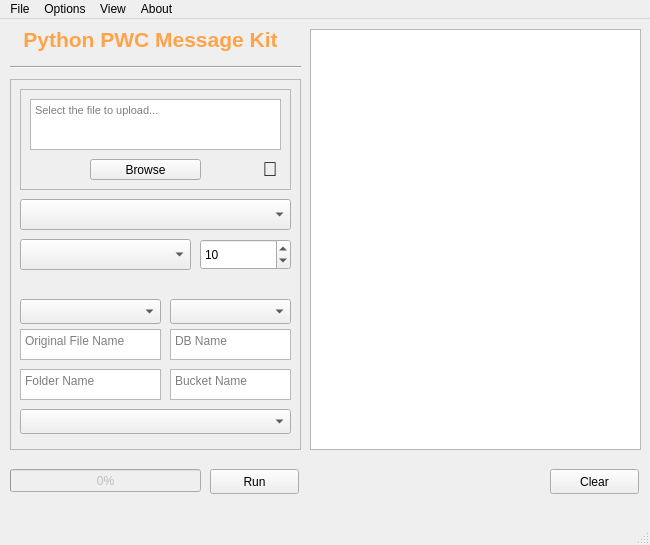
Above: resources/main_window.ui from ctadel/python-pwc-messsage-kit before the change. Below: the same form after it.
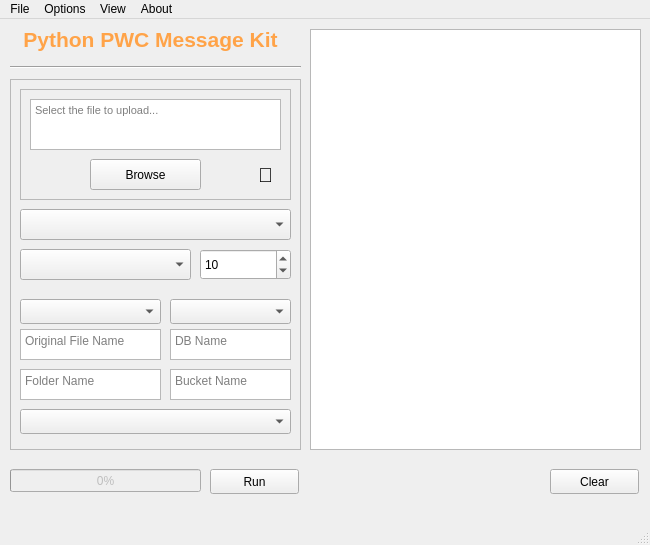
That is the form after the change.

Patch:
```diff
--- a/resources/main_window.ui
+++ b/resources/main_window.ui
@@ -90,7 +90,7 @@
      <property name="geometry">
       <rect>
        <x>10</x>
-       <y>120</y>
+       <y>130</y>
        <width>271</width>
        <height>31</height>
       </rect>
@@ -109,7 +109,7 @@
      <property name="geometry">
       <rect>
        <x>10</x>
-       <y>160</y>
+       <y>170</y>
        <width>171</width>
        <height>31</height>
       </rect>
@@ -125,7 +125,7 @@
      <property name="geometry">
       <rect>
        <x>190</x>
-       <y>160</y>
+       <y>170</y>
        <width>91</width>
        <height>31</height>
       </rect>
@@ -143,7 +143,7 @@
        <x>10</x>
        <y>10</y>
        <width>271</width>
-       <height>101</height>
+       <height>111</height>
       </rect>
      </property>
      <property name="statusTip">
@@ -191,7 +191,7 @@
         <x>70</x>
         <y>70</y>
         <width>111</width>
-        <height>21</height>
+        <height>31</height>
        </rect>
       </property>
       <property name="text">
@@ -204,10 +204,10 @@
      <widget class="QPushButton" name="btn_execute">
       <property name="geometry">
        <rect>
-        <x>240</x>
+        <x>230</x>
         <y>70</y>
-        <width>20</width>
-        <height>20</height>
+        <width>31</width>
+        <height>31</height>
        </rect>
       </property>
       <property name="font">
```
Left out of the diff: 2 changed lines with no effect on the pictures.
